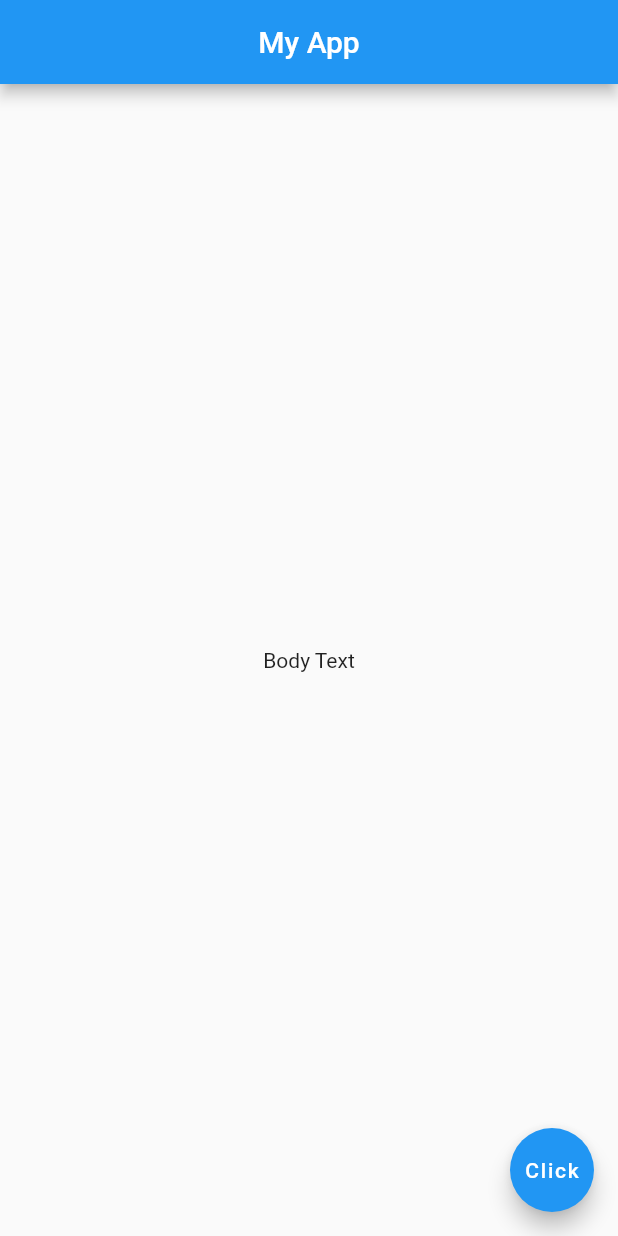
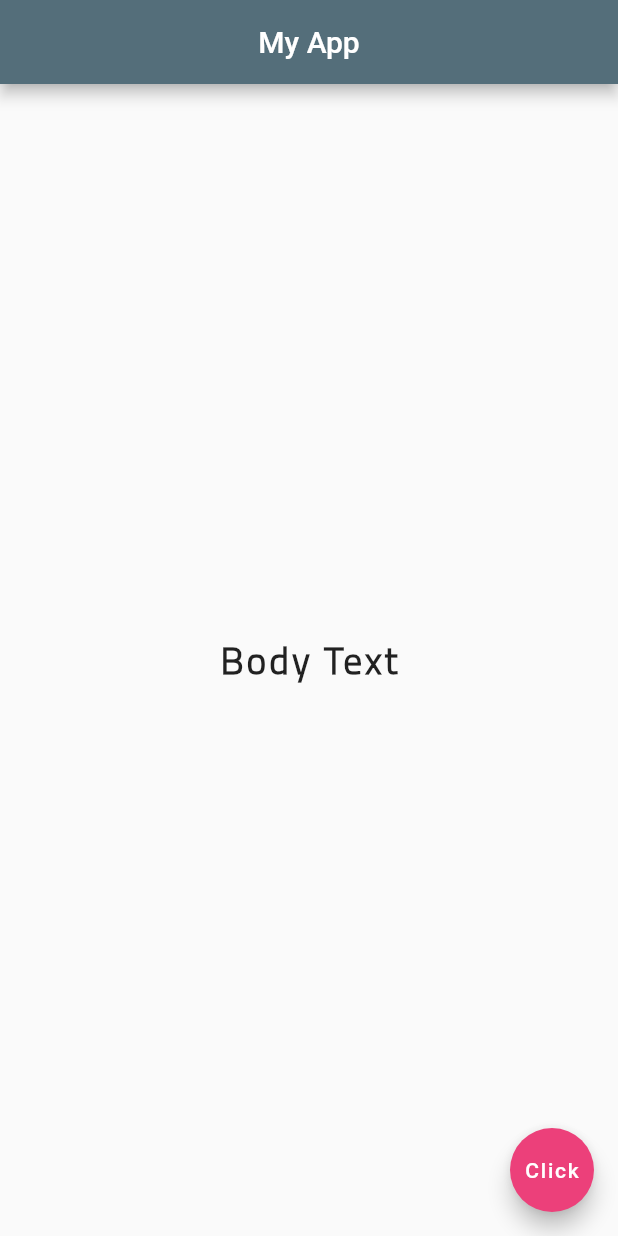
Before and after one commit to andreoni12/my_first_flutter_app, a Flutter app: the screen it shows after launch, on a phone screen of 412 x 824 dp. Run offline on Flutter 3.47's test engine with Material 2 defaults, Android fonts, the phone set to English and light mode, and no system bars.

Commit message:
Added fonts and stateless widget for Home Screen

```diff
--- a/lib/main.dart
+++ b/lib/main.dart
@@ -1,16 +1,35 @@
 import 'package:flutter/material.dart';
 
 void main() => runApp(MaterialApp(
-  home: Scaffold(
+  home: Home()
+));
+
+
+class Home extends StatelessWidget {
+  @override
+  Widget build(BuildContext context) {
+    return Scaffold(
       appBar: AppBar(
         title: Text('My App'),
         centerTitle: true,
+        backgroundColor: Colors.blueGrey[600],
       ),
       body: Center(
-      child: Text('Body Text'),
+        child: Text(
+          'Body Text',
+          style: TextStyle(
+            fontSize: 25.0,
+            fontWeight: FontWeight.bold,
+            letterSpacing: 2.0,
+            fontFamily: 'TitilliumWeb',
+          ),
+        ),
       ),
       floatingActionButton: FloatingActionButton(
+        onPressed: () {},
         child: Text('Click'),
+        backgroundColor: Colors.pink[400],
       ),
-  ),
-));
+    );
+  }
+}
```
Also changed, not shown: pubspec.yaml (+5 -11 lines), fonts/TitilliumWeb-Black.ttf (added), fonts/TitilliumWeb-Bold.ttf (added), fonts/TitilliumWeb-BoldItalic.ttf (added), fonts/TitilliumWeb-ExtraLight.ttf (added), fonts/TitilliumWeb-ExtraLightItalic.ttf (added), fonts/TitilliumWeb-Italic.ttf (added), fonts/TitilliumWeb-Light.ttf (added), fonts/TitilliumWeb-LightItalic.ttf (added), fonts/TitilliumWeb-Regular.ttf (added), fonts/TitilliumWeb-SemiBold.ttf (added), fonts/TitilliumWeb-SemiBoldItalic.ttf (added). Lines whose indentation alone changed are shown as unchanged.
